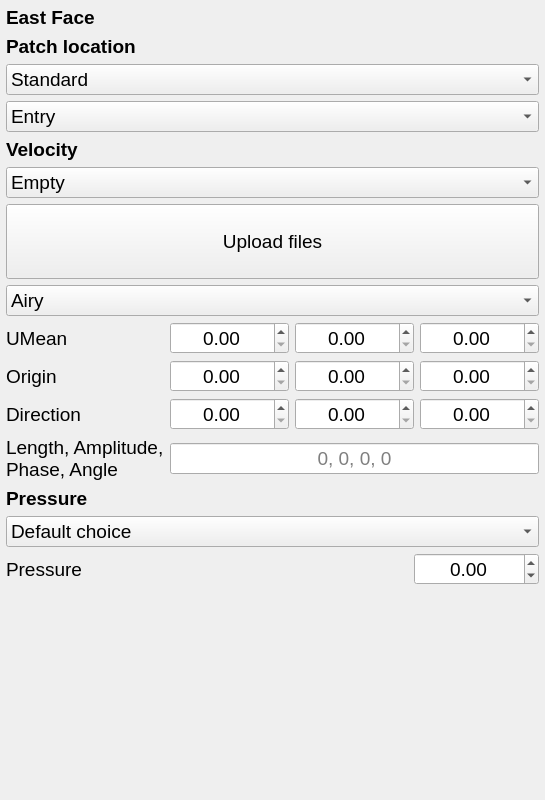
The window that EVENTS/GeoClawOpenFOAM/boundarydata.ui (NHERI-SimCenter/HydroUQ) describes before a commit, drawn with Qt 5.
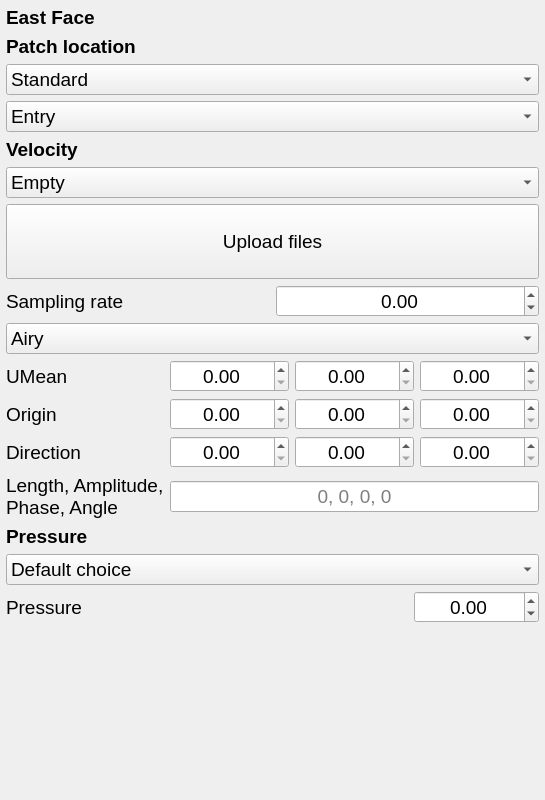
The same window after the commit.

```diff
--- a/EVENTS/GeoClawOpenFOAM/boundarydata.ui
+++ b/EVENTS/GeoClawOpenFOAM/boundarydata.ui
@@ -6,7 +6,7 @@
    <rect>
     <x>0</x>
     <y>0</y>
-    <width>428</width>
+    <width>429</width>
     <height>800</height>
    </rect>
   </property>
@@ -223,6 +223,40 @@
      </property>
     </widget>
    </item>
+   <item>
+    <layout class="QHBoxLayout" name="HLY_Sampling" stretch="0,0">
+     <item>
+      <widget class="QLabel" name="Lbl_Sampling">
+       <property name="font">
+        <font>
+         <pointsize>14</pointsize>
+        </font>
+       </property>
+       <property name="text">
+        <string>Sampling rate</string>
+       </property>
+      </widget>
+     </item>
+     <item>
+      <widget class="QDoubleSpinBox" name="DSpBx_Sampling">
+       <property name="font">
+        <font>
+         <pointsize>14</pointsize>
+        </font>
+       </property>
+       <property name="alignment">
+        <set>Qt::AlignCenter</set>
+       </property>
+       <property name="minimum">
+        <double>-1000000.000000000000000</double>
+       </property>
+       <property name="maximum">
+        <double>10000000.000000000000000</double>
+       </property>
+      </widget>
+     </item>
+    </layout>
+   </item>
    <item>
     <widget class="QComboBox" name="Cmb_WaveType">
      <property name="font">
```
Left out of the diff: 5 changed lines with no effect on the pictures.
